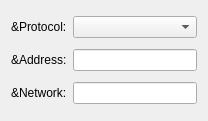
Above: kaddressbook/editors/imaddressbase.ui from chusopr/kdepim-ktimetracker-akonadi before the change. Below: the same form after it.
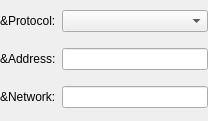
That is the form after the change.

```diff
--- a/kaddressbook/editors/imaddressbase.ui
+++ b/kaddressbook/editors/imaddressbase.ui
@@ -74,7 +74,8 @@
       </item>
     </layout>
   </widget>
-  <layoutdefault spacing="6" margin="11" />
+  <layoutdefault spacing="6" margin="0" />
+  <layoutfunction spacing="KDialog::spacingHint" />
   <pixmapfunction>qPixmapFromMimeSource</pixmapfunction>
   <tabstops>
     <tabstop>cmbProtocol</tabstop>
```
